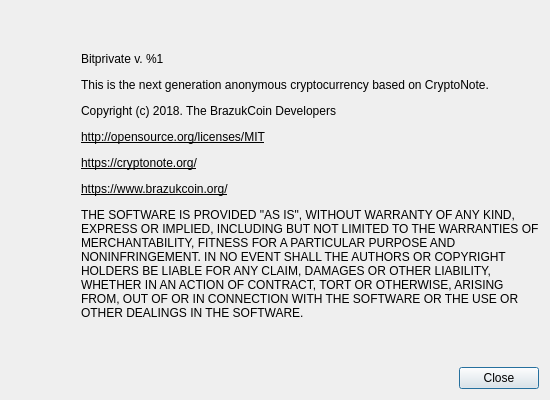
Qt form src/gui/ui/aboutdialog.ui (BitPrivate-Pro/BitPrivate-GUI) before a commit.
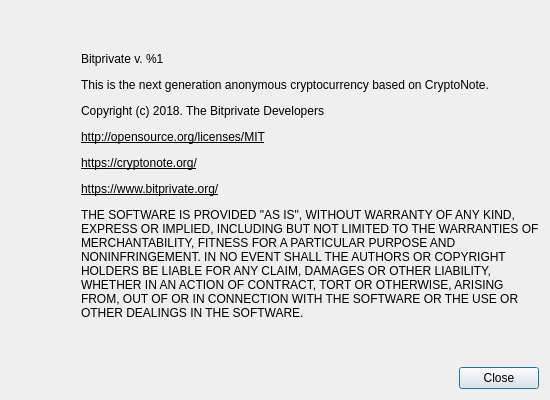
The same form after that commit. Icons and pictures are not drawn.

```diff
--- a/src/gui/ui/aboutdialog.ui
+++ b/src/gui/ui/aboutdialog.ui
@@ -98,7 +98,7 @@
         </size>
        </property>
        <property name="text">
-        <string>&lt;html&gt;&lt;head/&gt;&lt;body&gt;&lt;p&gt;Bitprivate v. %1&lt;/p&gt;&lt;p&gt;This is the next generation anonymous cryptocurrency based on CryptoNote.&lt;/p&gt;&lt;p&gt;Copyright (c) 2018. The BrazukCoin Developers&lt;/p&gt;&lt;p&gt;&lt;/p&gt;&lt;p&gt;&lt;a href=&quot;http://opensource.org/licenses/MIT&quot;&gt;&lt;span style=&quot; text-decoration: underline; color:#000000;&quot;&gt;http://opensource.org/licenses/MIT&lt;/span&gt;&lt;/a&gt;&lt;/p&gt;&lt;p&gt;&lt;a href=&quot;https://cryptonote.org/&quot;&gt;&lt;span style=&quot; text-decoration: underline; color:#000000;&quot;&gt;https://cryptonote.org/&lt;/span&gt;&lt;/a&gt;&lt;/p&gt;&lt;p&gt;&lt;a href=&quot;https://www.brazukcoin.org/&quot;&gt;&lt;span style=&quot; text-decoration: underline; color:#000000;&quot;&gt;https://www.brazukcoin.org/&lt;/span&gt;&lt;/a&gt;&lt;/p&gt;&lt;p&gt;THE SOFTWARE IS PROVIDED &amp;quot;AS IS&amp;quot;, WITHOUT WARRANTY OF ANY KIND, EXPRESS OR IMPLIED, INCLUDING BUT NOT LIMITED TO THE WARRANTIES OF MERCHANTABILITY, FITNESS FOR A PARTICULAR PURPOSE AND NONINFRINGEMENT. IN NO EVENT SHALL THE AUTHORS OR COPYRIGHT HOLDERS BE LIABLE FOR ANY CLAIM, DAMAGES OR OTHER LIABILITY, WHETHER IN AN ACTION OF CONTRACT, TORT OR OTHERWISE, ARISING FROM, OUT OF OR IN CONNECTION WITH THE SOFTWARE OR THE USE OR OTHER DEALINGS IN THE SOFTWARE.&lt;/p&gt;&lt;/body&gt;&lt;/html&gt;</string>
+        <string>&lt;html&gt;&lt;head/&gt;&lt;body&gt;&lt;p&gt;Bitprivate v. %1&lt;/p&gt;&lt;p&gt;This is the next generation anonymous cryptocurrency based on CryptoNote.&lt;/p&gt;&lt;p&gt;Copyright (c) 2018. The Bitprivate Developers&lt;/p&gt;&lt;p&gt;&lt;/p&gt;&lt;p&gt;&lt;a href=&quot;http://opensource.org/licenses/MIT&quot;&gt;&lt;span style=&quot; text-decoration: underline; color:#000000;&quot;&gt;http://opensource.org/licenses/MIT&lt;/span&gt;&lt;/a&gt;&lt;/p&gt;&lt;p&gt;&lt;a href=&quot;https://cryptonote.org/&quot;&gt;&lt;span style=&quot; text-decoration: underline; color:#000000;&quot;&gt;https://cryptonote.org/&lt;/span&gt;&lt;/a&gt;&lt;/p&gt;&lt;p&gt;&lt;a href=&quot;https://www.coin.org/&quot;&gt;&lt;span style=&quot; text-decoration: underline; color:#000000;&quot;&gt;https://www.bitprivate.org/&lt;/span&gt;&lt;/a&gt;&lt;/p&gt;&lt;p&gt;THE SOFTWARE IS PROVIDED &amp;quot;AS IS&amp;quot;, WITHOUT WARRANTY OF ANY KIND, EXPRESS OR IMPLIED, INCLUDING BUT NOT LIMITED TO THE WARRANTIES OF MERCHANTABILITY, FITNESS FOR A PARTICULAR PURPOSE AND NONINFRINGEMENT. IN NO EVENT SHALL THE AUTHORS OR COPYRIGHT HOLDERS BE LIABLE FOR ANY CLAIM, DAMAGES OR OTHER LIABILITY, WHETHER IN AN ACTION OF CONTRACT, TORT OR OTHERWISE, ARISING FROM, OUT OF OR IN CONNECTION WITH THE SOFTWARE OR THE USE OR OTHER DEALINGS IN THE SOFTWARE.&lt;/p&gt;&lt;/body&gt;&lt;/html&gt;</string>
        </property>
        <property name="textFormat">
         <enum>Qt::RichText</enum>
```
